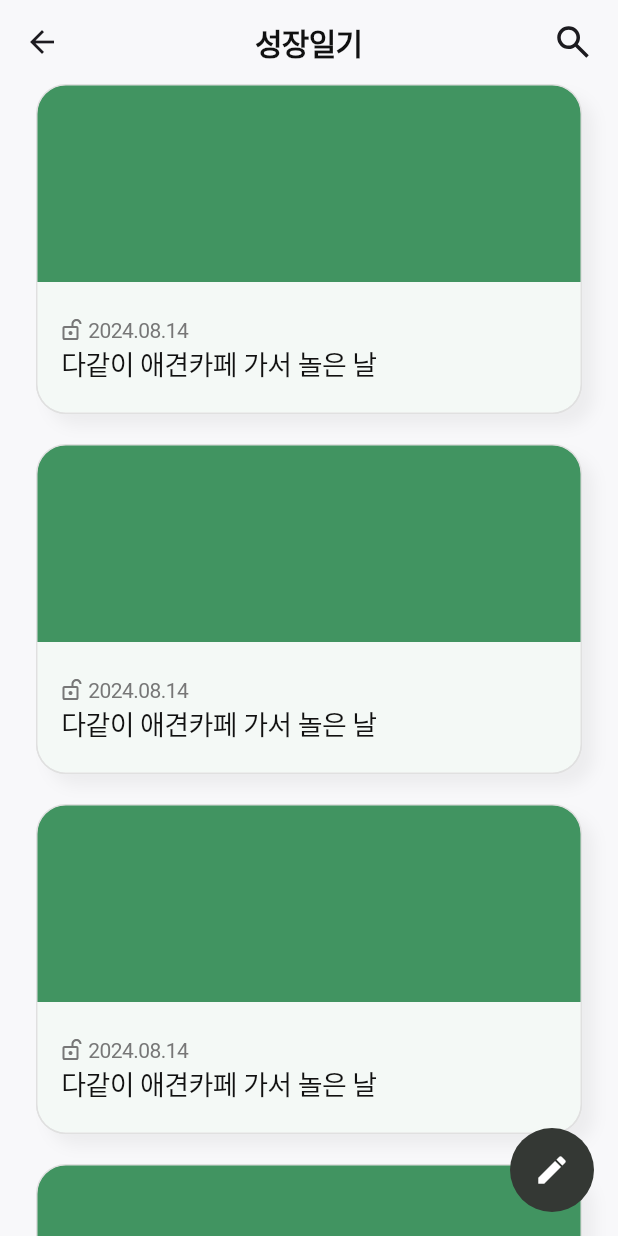
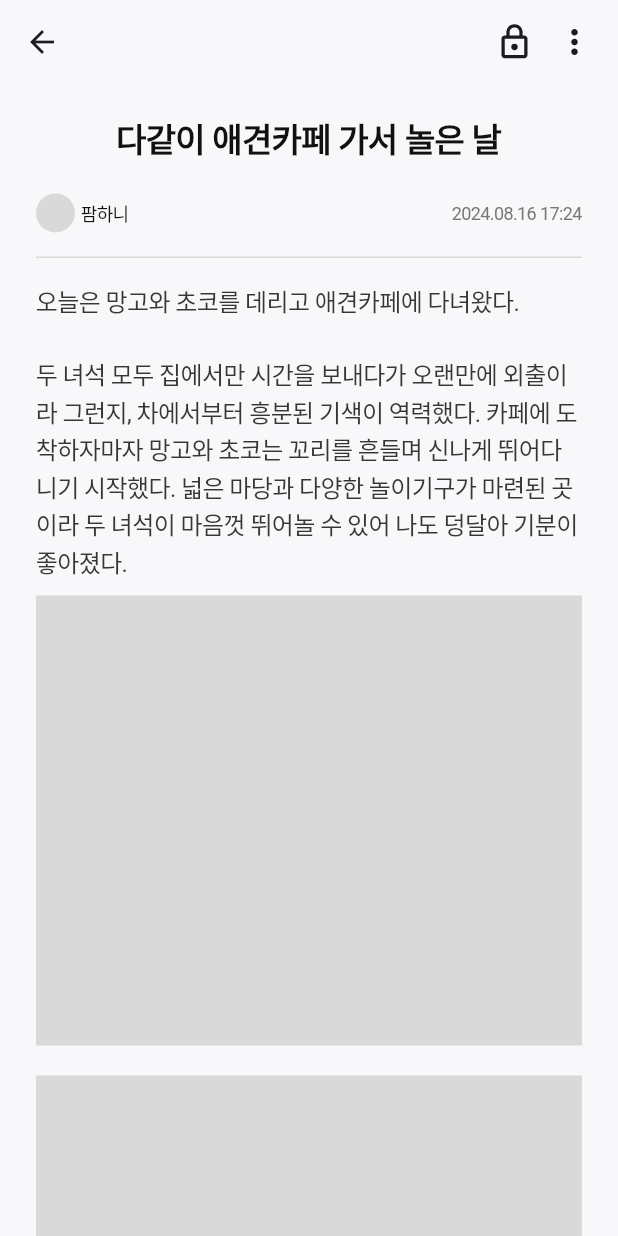
Before and after one commit to zzikbu/petdays, a Flutter app: the DiaryHomePage screen opened directly, after a tap on "2024.08.14", on a phone screen of 412 x 824 dp. Run offline on Flutter 3.47's test engine with Material 3 defaults, Android fonts, the light colour scheme and no system bars; our stand-ins replace flutter_svg; Roboto replaces fonts that are missing (Pretendard).

Commit message:
feat: 성장일기 상세 페이지 UI 구현

```diff
--- /dev/null
+++ b/lib/diary/diary_detail_page.dart
@@ -0,0 +1,171 @@
+import 'package:flutter/material.dart';
+import 'package:flutter_svg/svg.dart';
+
+import '../pallete.dart';
+
+class DiaryDetailPage extends StatefulWidget {
+  const DiaryDetailPage({super.key});
+
+  @override
+  State<DiaryDetailPage> createState() => _DiaryDetailPageState();
+}
+
+class _DiaryDetailPageState extends State<DiaryDetailPage> {
+  bool _isTapped = false;
+
+  void _toggleTap() {
+    setState(() {
+      _isTapped = !_isTapped;
+    });
+  }
+
+  @override
+  Widget build(BuildContext context) {
+    return Scaffold(
+      backgroundColor: Pallete.background,
+      appBar: AppBar(
+        scrolledUnderElevation: 0,
+        backgroundColor: Pallete.background,
+        actions: [
+          GestureDetector(
+            onTap: () {},
+            child: SvgPicture.asset('assets/icons/ic_lock_big.svg'),
+          ),
+          SizedBox(width: 14),
+          Padding(
+            padding: const EdgeInsets.only(right: 16),
+            child: GestureDetector(
+              onTap: () {},
+              child: SvgPicture.asset('assets/icons/ic_more.svg'),
+            ),
+          ),
+        ],
+      ),
+      body: SingleChildScrollView(
+        child: Padding(
+          padding: const EdgeInsets.symmetric(horizontal: 24),
+          child: Column(
+            children: [
+              SizedBox(height: 20),
+              Center(
+                child: Text(
+                  '다같이 애견카페 가서 놀은 날',
+                  style: TextStyle(
+                    fontFamily: 'Pretendard',
+                    fontWeight: FontWeight.w600,
+                    fontSize: 22,
+                    color: Pallete.black,
+                    letterSpacing: -0.5,
+                  ),
+                ),
+              ),
+              SizedBox(height: 20),
+              Row(
+                children: [
+                  CircleAvatar(
+                    backgroundColor: Pallete.lightGray,
+                    radius: 13,
+                  ),
+                  SizedBox(width: 4),
+                  Text(
+                    '팜하니',
+                    style: TextStyle(
+                      fontFamily: 'Pretendard',
+                      fontWeight: FontWeight.w400,
+                      fontSize: 12,
+                      color: Pallete.black,
+                      letterSpacing: -0.4,
+                    ),
+                  ),
+                  Spacer(),
+                  Text(
+                    '2024.08.16 17:24',
+                    style: TextStyle(
+                      fontFamily: 'Pretendard',
+                      fontWeight: FontWeight.w400,
+                      fontSize: 12,
+                      color: Pallete.mediumGray,
+                      letterSpacing: -0.4,
+                    ),
+                  ),
+                ],
+              ),
+              SizedBox(height: 16),
+              Container(
+                height: 1,
+                color: Pallete.lightGray,
+              ),
+              SizedBox(height: 16),
+              Text(
+                '오늘은 망고와 초코를 데리고 애견카페에 다녀왔다.\n\n두 녀석 모두 집에서만 시간을 보내다가 오랜만에 외출이라 그런지, 차에서부터 흥분된 기색이 역력했다. 카페에 도착하자마자 망고와 초코는 꼬리를 흔들며 신나게 뛰어다니기 시작했다. 넓은 마당과 다양한 놀이기구가 마련된 곳이라 두 녀석이 마음껏 뛰어놀 수 있어 나도 덩달아 기분이 좋아졌다.',
+                style: TextStyle(
+                  fontFamily: 'Pretendard',
+                  fontWeight: FontWeight.w400,
+                  fontSize: 16,
+                  color: Pallete.darkGray,
+                  letterSpacing: -0.4,
+                  height: 21 / 14,
+                ),
+              ),
+              ListView.builder(
+                padding: EdgeInsets.zero,
+                shrinkWrap: true,
+                primary: false,
+                itemCount: 4,
+                itemBuilder: (context, index) {
+                  return Container(
+                    height: 300,
+                    color: Pallete.lightGray,
+                    margin: EdgeInsets.symmetric(vertical: 10),
+                  );
+                },
+              ),
+              SizedBox(height: 10),
+              GestureDetector(
+                onTap: _toggleTap,
+                child: Container(
+                  height: 42,
+                  width: 116,
+                  decoration: BoxDecoration(
+                    color: _isTapped ? Pallete.darkGray : Pallete.white,
+                    borderRadius: BorderRadius.circular(20),
+                    border: Border.all(
+                      color: Pallete.lightGray,
+                      width: 1,
+                    ),
+                  ),
+                  child: Center(
+                    child: Row(
+                      mainAxisAlignment: MainAxisAlignment.center,
+                      crossAxisAlignment: CrossAxisAlignment.center,
+                      children: [
+                        Icon(
+                          Icons.pets,
+                          size: 24,
+                          color: _isTapped ? Pallete.white : Pallete.lightGray,
+                        ),
+                        SizedBox(width: 12),
+                        Text(
+                          '123',
+                          style: TextStyle(
+                            fontFamily: 'Pretendard',
+                            fontWeight: FontWeight.w500,
+                            fontSize: 18,
+                            color:
+                                _isTapped ? Pallete.white : Pallete.lightGray,
+                            letterSpacing: -0.5,
+                          ),
+                        ),
+                      ],
+                    ),
+                  ),
+                ),
+              ),
+              SizedBox(height: 60),
+            ],
+          ),
+        ),
+      ),
+    );
+  }
+}
--- a/lib/diary/diary_home_page.dart
+++ b/lib/diary/diary_home_page.dart
@@ -1,5 +1,6 @@
 import 'package:flutter/material.dart';
 import 'package:flutter_svg/svg.dart';
+import 'package:pet_log/diary/diary_detail_page.dart';
 import 'package:pet_log/pallete.dart';
 
 class DiaryHomePage extends StatelessWidget {
@@ -39,10 +40,10 @@ class DiaryHomePage extends StatelessWidget {
           itemBuilder: (context, index) {
             return GestureDetector(
               onTap: () {
-                // Navigator.push(
-                //   context,
-                //   MaterialPageRoute(builder: (context) => WalkDetailPage()),
-                // );
+                Navigator.push(
+                  context,
+                  MaterialPageRoute(builder: (context) => DiaryDetailPage()),
+                );
               },
               child: Stack(
                 children: [
@@ -53,9 +54,8 @@ class DiaryHomePage extends StatelessWidget {
                       color: Pallete.mainGreen,
                       borderRadius: BorderRadius.circular(20),
                       border: Border.all(
-                        color: Pallete.feedBoder,
+                        color: Pallete.feedBorder,
                         width: 1,
-                        style: BorderStyle.solid,
                       ),
                       boxShadow: [
                         BoxShadow(
@@ -76,17 +76,17 @@ class DiaryHomePage extends StatelessWidget {
                         color: Pallete.white.withOpacity(0.94),
                         border: Border(
                           left: BorderSide(
-                            color: Pallete.feedBoder,
+                            color: Pallete.feedBorder,
                             width: 1,
                             style: BorderStyle.solid,
                           ),
                           right: BorderSide(
-                            color: Pallete.feedBoder,
+                            color: Pallete.feedBorder,
                             width: 1,
                             style: BorderStyle.solid,
                           ),
                           bottom: BorderSide(
-                            color: Pallete.feedBoder,
+                            color: Pallete.feedBorder,
                             width: 1,
                             style: BorderStyle.solid,
                           ),
--- a/lib/pallete.dart
+++ b/lib/pallete.dart
@@ -13,5 +13,5 @@ class Pallete {
   static const darkGray = Color(0xFF343834);
   static const mediumGray = Color(0xFF777777);
   static const lightGray = Color(0xFFD9D9D9);
-  static const feedBoder = Color(0xFFE0E0E0);
+  static const feedBorder = Color(0xFFE0E0E0);
 }
--- a/lib/walk/walk_home_page.dart
+++ b/lib/walk/walk_home_page.dart
@@ -1,7 +1,7 @@
 import 'package:flutter/cupertino.dart';
 import 'package:flutter/material.dart';
 import 'package:pet_log/pallete.dart';
-import 'package:pet_log/walk/walk_detail.page.dart';
+import 'package:pet_log/walk/walk_detail_page.dart';
 import 'package:pet_log/walk/walk_select_pet_page.dart';
 
 class WalkHomePage extends StatelessWidget {
```
Also changed, not shown: assets/icons/ic_lock_big.svg (added), assets/icons/ic_more.svg (added), assets/icons/ic_unlock_big.svg (added), lib/walk/walk_detail_page.dart (renamed from lib/walk/walk_detail.page.dart).
